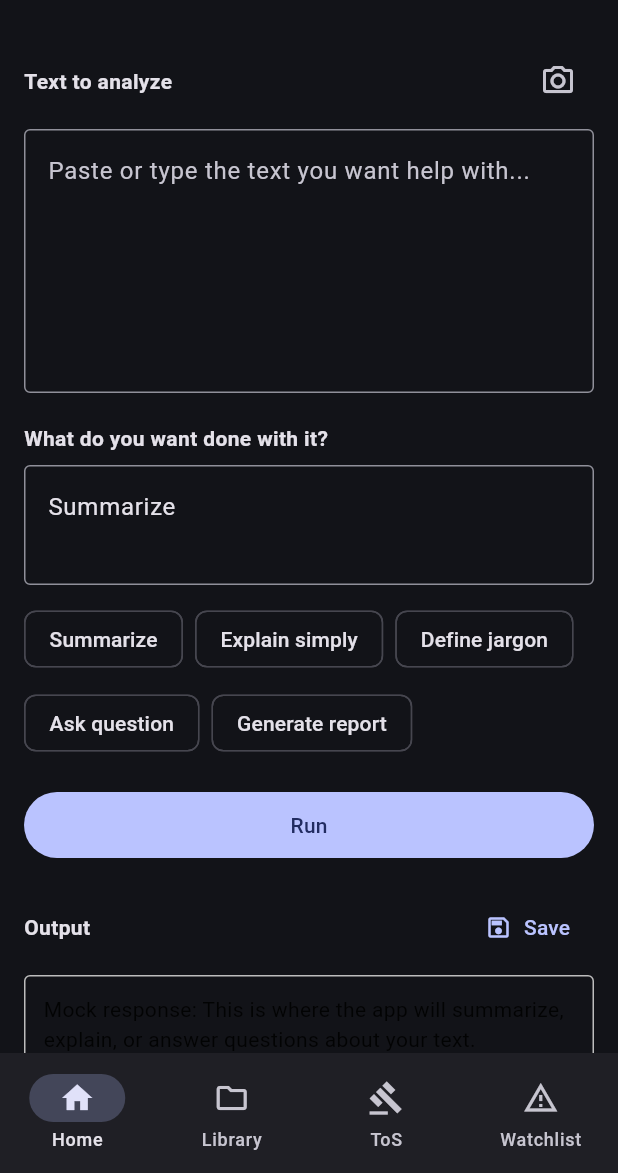
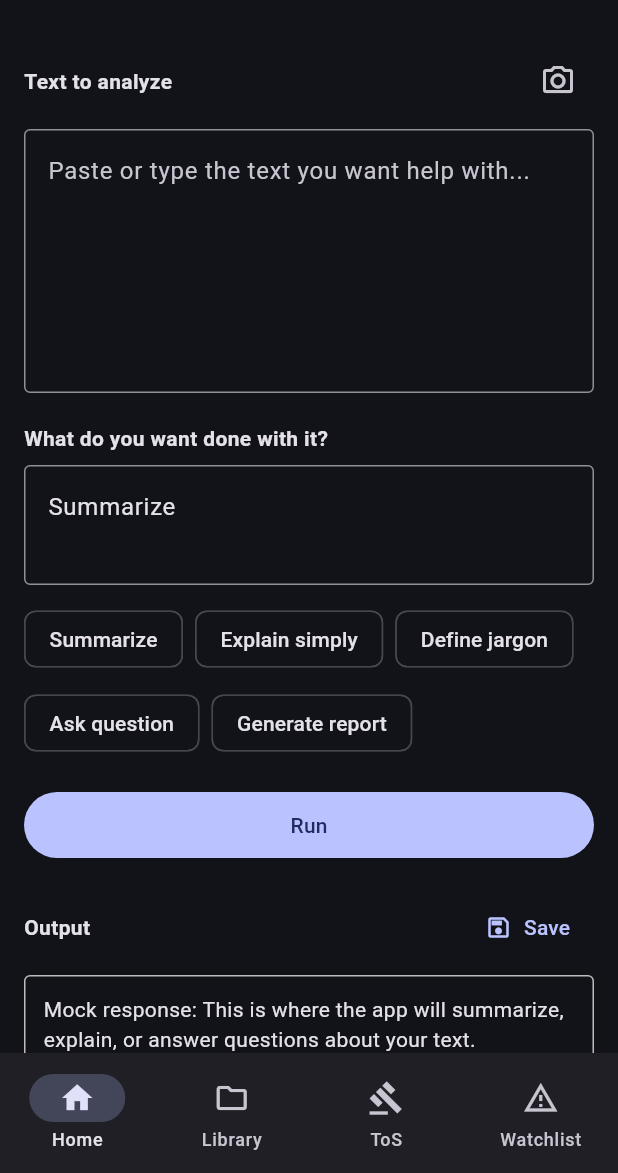
Before and after one commit to towersystemofficial/tower-lens, a Flutter app: the screen it shows after launch, after a tap on "Summarize", after a tap on "Run", on a phone screen of 412 x 824 dp, the part 63-1236 px from its top. Run offline on Flutter 3.47's test engine with Material 3 defaults, Android fonts, the phone set to English and light mode, and no system bars; our stand-ins replace camera, file_picker, permission_handler, shared_preferences; missing offline and left inert: google_mlkit_text_recognition.

Commit message:
Fix low-contrast output text on Home screen against dark theme
Replace hardcoded Colors.black87 with Theme.of(context).colorScheme.onSurface
so the non-empty output text stays readable against the dark theme's Scaffold
surface. The empty-state placeholder (grey.shade600) is left untouched per the
issue's constraints.

Fixes #18

Co-Authored-By: Claude Sonnet 5 <noreply@anthropic.com>
Claude-Session: https://claude.ai/code/session_01RPDw1j8Jy5nRj5ndN9Rtnn

```diff
--- a/lib/screens/home_screen.dart
+++ b/lib/screens/home_screen.dart
@@ -157,7 +157,9 @@ class _HomeScreenState extends State<HomeScreen> {
                 ),
                 child: Text(
                   _output.isEmpty ? 'Results will appear here.' : _output,
-                  style: TextStyle(color: _output.isEmpty ? Colors.grey.shade600 : Colors.black87),
+                  style: TextStyle(
+                    color: _output.isEmpty ? Colors.grey.shade600 : Theme.of(context).colorScheme.onSurface,
+                  ),
                 ),
               ),
             ],
```
